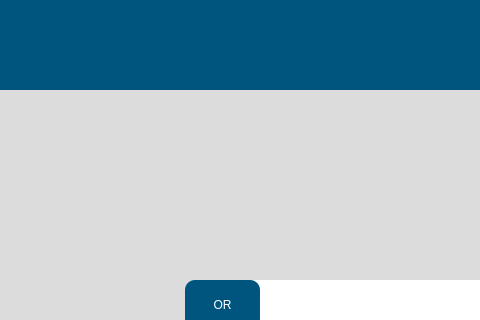
The window that src/user_interface/english_start.ui (eppenney/eBook-Perpetual-Access-Rights-Tracker) describes before a commit, drawn with Qt 5; both pictures show x 0 to 480 and y 0 to 320 of the 1176 by 796 pixel window.
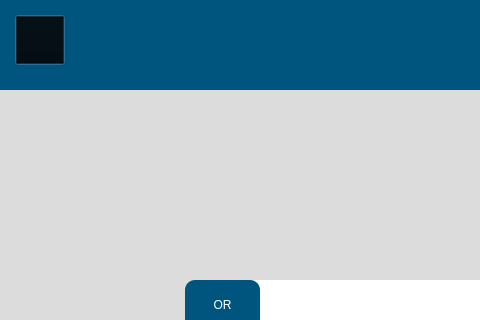
The same window after the commit. Icons and pictures are not drawn.

Diff of the .ui file:
```diff
--- a/src/user_interface/english_start.ui
+++ b/src/user_interface/english_start.ui
@@ -59,17 +59,17 @@
     <widget class="QPushButton" name="settingButton1">
      <property name="geometry">
       <rect>
-       <x>40</x>
-       <y>20</y>
-       <width>61</width>
-       <height>61</height>
+       <x>15</x>
+       <y>15</y>
+       <width>50</width>
+       <height>50</height>
       </rect>
      </property>
      <property name="styleSheet">
       <string notr="true">background-color: transparent;
-border-radius:3px;
-font: 18pt &quot;Arial&quot;;
-color: rgb(255, 255, 255);</string>
+          border-color: transparent;
+          color: rgb(255, 255, 255);
+      </string>
      </property>
      <property name="text">
       <string/>
```
Left out of the diff: 2 changed lines with no effect on the pictures.
